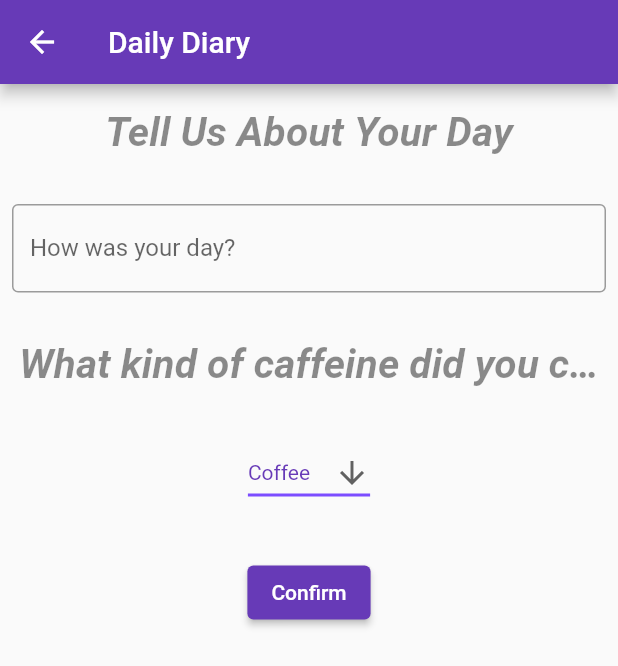
After one commit to jakelang01/SweetDreams, a Flutter app: the DiaryScreen screen opened directly, on a phone screen of 412 x 824 dp. The commit adds this screen. Shown: the top 666 px of the screen. Run offline on Flutter 3.47's test engine with Material 2 defaults, Android fonts, the phone set to English and light mode, and no system bars; our stand-ins replace cloud_firestore, firebase_core, flutter_rating_bar, shared_preferences, youtube_player_flutter; accounts and stored records are empty.

Commit message:
dreams diary

```diff
--- /dev/null
+++ b/lib/dreams/views/dreams_diary.dart
@@ -0,0 +1,137 @@
+import 'package:cloud_firestore/cloud_firestore.dart';
+import 'package:flutter/cupertino.dart';
+import 'package:flutter/material.dart';
+import '../views/dreams_view.dart';
+import '../presenter/dreams_presenter.dart';
+import 'package:intl/intl.dart';
+
+class DiaryScreen extends StatefulWidget {
+  @override
+  _DiaryScreen createState() => _DiaryScreen();
+}
+
+class _DiaryScreen extends State<DiaryScreen> {
+
+  //text controllers
+  TextEditingController dailyEntry = TextEditingController();
+
+  void calcCaff(String dropValue){
+    switch(dropValue){
+      case: 'Coffee'{
+
+      };
+    }
+  }
+
+  @override
+  void initState() {
+    super.initState();
+  }
+
+  @override
+  Widget build(BuildContext build){
+    return Scaffold(
+      appBar: AppBar(
+        leading: IconButton(
+          icon: Icon(Icons.arrow_back),
+          onPressed: () => Navigator.of(context).pop(false),
+        ),
+        title: Text("Daily Diary"),
+        actions: <Widget>[],
+      ),
+      body: Column(
+        children: <Widget>[
+          const Padding(
+              padding: const EdgeInsets.symmetric(horizontal: 8, vertical: 16),
+              child: Text(
+                'Tell Us About Your Day',
+                textAlign: TextAlign.center,
+                overflow: TextOverflow.ellipsis,
+                textScaleFactor: 1.5,
+                style: const TextStyle(fontWeight: FontWeight.bold),
+              ),
+          ),
+          Padding(
+            padding: const EdgeInsets.symmetric(horizontal: 8, vertical: 16),
+            child: TextFormField(
+              controller: dailyEntry,
+              decoration: const InputDecoration(
+                border: OutlineInputBorder(),
+                labelText: "How was your day?",
+              ),
+            ),
+          ),
+          Padding(
+            padding: const EdgeInsets.symmetric(horizontal: 8, vertical: 16),
+            child: Text(
+              'What kind of caffeine did you consume?',
+              textAlign: TextAlign.center,
+              overflow: TextOverflow.ellipsis,
+              textScaleFactor: 1.5,
+              style: const TextStyle(fontWeight: FontWeight.bold),
+            ),
+          ),
+          Padding(
+            padding: const EdgeInsets.symmetric(horizontal: 8, vertical: 16),
+            child: CaffeineMenu(),
+          ),
+          Padding(
+              padding: const EdgeInsets.symmetric(horizontal: 8, vertical: 16),
+              child:ElevatedButton(
+                style: ElevatedButton.styleFrom(
+                    primary: Colors.deepPurple
+                ),
+                child: Text('Confirm'),
+                onPressed: () {
+                  //_confirmedBox();
+                  //calcCaff();
+                },
+              )
+          )
+        ],
+      ),
+    );
+  }
+
+
+}
+
+const List<String> list = <String>['Coffee', 'Espresso', 'Monster', 'Redbull',];
+
+class CaffeineMenu extends StatefulWidget {
+  const CaffeineMenu({super.key});
+
+  @override
+  State<CaffeineMenu> createState() => _CaffeineMenu();
+}
+
+class _CaffeineMenu extends State<CaffeineMenu> {
+
+  String dropdownValue = list.first;
+
+  @override
+  Widget build(BuildContext context) {
+    return DropdownButton<String>(
+      value: dropdownValue,
+      icon: const Icon(Icons.arrow_downward),
+      elevation: 16,
+      style: const TextStyle(color: Colors.deepPurple),
+      underline: Container(
+        height: 2,
+        color: Colors.deepPurpleAccent,
+      ),
+      onChanged: (String? value) {
+        // This is called when the user selects an item.
+        setState(() {
+          dropdownValue = value!;
+        });
+      },
+      items: list.map<DropdownMenuItem<String>>((String value) {
+        return DropdownMenuItem<String>(
+          value: value,
+          child: Text(value),
+        );
+      }).toList(),
+    );
+  }
+}
--- a/lib/main.dart
+++ b/lib/main.dart
@@ -2,9 +2,11 @@ import 'package:flutter/material.dart';
 import 'package:cloud_firestore/cloud_firestore.dart';
 import 'package:firebase_core/firebase_core.dart';
 import 'package:intl/intl.dart';
+import 'package:units/dreams/views/dreams_diary.dart';
 import 'dreams/views/dreams_component.dart';
 import 'dreams/presenter/dreams_presenter.dart';
 import 'dreams/views/dreams_input.dart';
+import 'dreams/views/dreams_diary.dart';
 import 'dreams/views/dreams_healthy_habits.dart';
 import 'package:flutter_rating_bar/flutter_rating_bar.dart';
 import 'dreams/views/dreams_output.dart';
@@ -314,6 +316,13 @@ class HamburgerDir extends StatelessWidget {
           }),
           ListTile(title: Text('Update MOTD'), onTap: (){
             LoginBox(context);
+            }),
+          ListTile(title: Text('Daily Diary'), onTap: (){
+            Navigator.of(context).push(
+                MaterialPageRoute(
+                    builder: (BuildContext context) {
+                      return DiaryScreen();
+                    }));
           }),
         ],
       ),
```
Also changed, not shown: lib/dreams/utils/dreams_utils.dart (line endings or trailing spaces).
